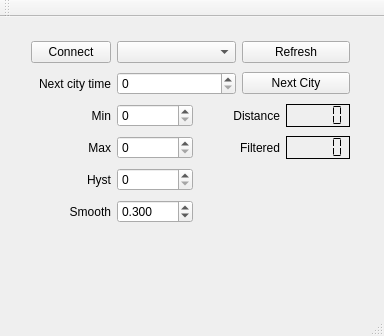
Qt form mainwindow.ui (vvranjek/ugraffiti) before a commit.
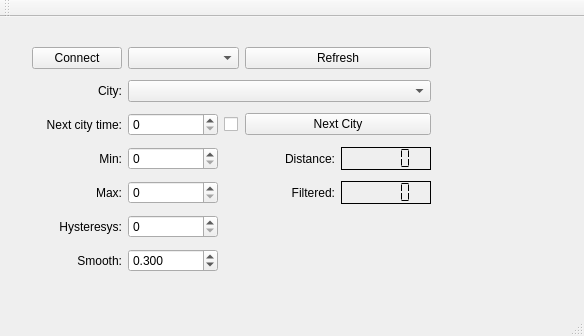
The same form after that commit.

Patch:
```diff
--- a/mainwindow.ui
+++ b/mainwindow.ui
@@ -6,7 +6,7 @@
    <rect>
     <x>0</x>
     <y>0</y>
-    <width>384</width>
+    <width>584</width>
     <height>336</height>
    </rect>
   </property>
@@ -14,126 +14,43 @@
    <string>MainWindow</string>
   </property>
   <widget class="QWidget" name="centralWidget">
-   <widget class="QWidget" name="layoutWidget">
+   <widget class="QWidget" name="">
     <property name="geometry">
      <rect>
-      <x>20</x>
-      <y>10</y>
-      <width>341</width>
-      <height>210</height>
+      <x>21</x>
+      <y>14</y>
+      <width>421</width>
+      <height>261</height>
      </rect>
     </property>
     <layout class="QGridLayout" name="gridLayout">
-     <item row="0" column="1" colspan="3">
-      <widget class="QComboBox" name="deviceComboBox"/>
-     </item>
-     <item row="2" column="1" colspan="2">
-      <widget class="QSpinBox" name="min_spinBox">
+     <item row="2" column="1">
+      <widget class="QSpinBox" name="nextCitySpinBox">
        <property name="maximum">
-        <number>20000</number>
+        <number>99999</number>
        </property>
       </widget>
      </item>
      <item row="3" column="0">
-      <widget class="QLabel" name="label_2">
+      <widget class="QLabel" name="label">
+       <property name="layoutDirection">
+        <enum>Qt::LeftToRight</enum>
+       </property>
        <property name="text">
-        <string>Max</string>
+        <string>Min:</string>
        </property>
        <property name="alignment">
         <set>Qt::AlignRight|Qt::AlignTrailing|Qt::AlignVCenter</set>
        </property>
       </widget>
      </item>
-     <item row="3" column="1" colspan="2">
+     <item row="4" column="1">
       <widget class="QSpinBox" name="max_spinBox">
        <property name="maximum">
         <number>20000</number>
        </property>
       </widget>
      </item>
-     <item row="4" column="0">
-      <widget class="QLabel" name="label_3">
-       <property name="text">
-        <string>Hyst</string>
-       </property>
-       <property name="alignment">
-        <set>Qt::AlignRight|Qt::AlignTrailing|Qt::AlignVCenter</set>
-       </property>
-      </widget>
-     </item>
-     <item row="0" column="4" colspan="2">
-      <widget class="QPushButton" name="pushButton">
-       <property name="text">
-        <string>Refresh</string>
-       </property>
-      </widget>
-     </item>
-     <item row="3" column="5">
-      <widget class="QLCDNumber" name="dist_filter_lcdNumber">
-       <property name="frameShadow">
-        <enum>QFrame::Plain</enum>
-       </property>
-       <property name="segmentStyle">
-        <enum>QLCDNumber::Flat</enum>
-       </property>
-      </widget>
-     </item>
-     <item row="1" column="0">
-      <widget class="QLabel" name="label_4">
-       <property name="text">
-        <string>Next city time</string>
-       </property>
-       <property name="alignment">
-        <set>Qt::AlignRight|Qt::AlignTrailing|Qt::AlignVCenter</set>
-       </property>
-      </widget>
-     </item>
-     <item row="2" column="5">
-      <widget class="QLCDNumber" name="dist_lcdNumber">
-       <property name="frameShape">
-        <enum>QFrame::Box</enum>
-       </property>
-       <property name="frameShadow">
-        <enum>QFrame::Plain</enum>
-       </property>
-       <property name="lineWidth">
-        <number>1</number>
-       </property>
-       <property name="smallDecimalPoint">
-        <bool>false</bool>
-       </property>
-       <property name="segmentStyle">
-        <enum>QLCDNumber::Flat</enum>
-       </property>
-      </widget>
-     </item>
-     <item row="2" column="3" colspan="2">
-      <widget class="QLabel" name="label_5">
-       <property name="text">
-        <string>Distance</string>
-       </property>
-       <property name="alignment">
-        <set>Qt::AlignRight|Qt::AlignTrailing|Qt::AlignVCenter</set>
-       </property>
-      </widget>
-     </item>
-     <item row="1" column="4" colspan="2">
-      <widget class="QPushButton" name="pushButton_2">
-       <property name="text">
-        <string>Next City</string>
-       </property>
-      </widget>
-     </item>
-     <item row="3" column="3" colspan="2">
-      <widget class="QLabel" name="label_6">
-       <property name="text">
-        <string>Filtered</string>
-       </property>
-       <property name="alignment">
-        <set>Qt::AlignRight|Qt::AlignTrailing|Qt::AlignVCenter</set>
-       </property>
-      </widget>
-     </item>
      <item row="0" column="0">
       <widget class="QPushButton" name="ConnectButtonon">
        <property name="text">
@@ -141,44 +58,17 @@
        </property>
       </widget>
      </item>
-     <item row="2" column="0">
-      <widget class="QLabel" name="label">
-       <property name="layoutDirection">
-        <enum>Qt::LeftToRight</enum>
-       </property>
+     <item row="4" column="3">
+      <widget class="QLabel" name="label_6">
        <property name="text">
-        <string>Min</string>
+        <string>Filtered:</string>
        </property>
        <property name="alignment">
         <set>Qt::AlignRight|Qt::AlignTrailing|Qt::AlignVCenter</set>
        </property>
       </widget>
      </item>
-     <item row="1" column="1" colspan="3">
-      <widget class="QSpinBox" name="nextCitySpinBox">
-       <property name="maximum">
-        <number>99999</number>
-       </property>
-      </widget>
-     </item>
-     <item row="5" column="0">
-      <widget class="QLabel" name="label_7">
-       <property name="text">
-        <string>Smooth</string>
-       </property>
-       <property name="alignment">
-        <set>Qt::AlignRight|Qt::AlignTrailing|Qt::AlignVCenter</set>
-       </property>
-      </widget>
-     </item>
-     <item row="4" column="1" colspan="2">
-      <widget class="QSpinBox" name="hyst_spinBox">
-       <property name="maximum">
-        <number>20000</number>
-       </property>
-      </widget>
-     </item>
-     <item row="5" column="1" colspan="2">
+     <item row="6" column="1">
       <widget class="QDoubleSpinBox" name="smooth_SpinBox">
        <property name="decimals">
         <number>3</number>
@@ -197,6 +87,142 @@
        </property>
       </widget>
      </item>
+     <item row="1" column="0">
+      <widget class="QLabel" name="label_8">
+       <property name="text">
+        <string>City:</string>
+       </property>
+       <property name="alignment">
+        <set>Qt::AlignRight|Qt::AlignTrailing|Qt::AlignVCenter</set>
+       </property>
+      </widget>
+     </item>
+     <item row="5" column="0">
+      <widget class="QLabel" name="label_3">
+       <property name="text">
+        <string>Hysteresys:</string>
+       </property>
+       <property name="alignment">
+        <set>Qt::AlignRight|Qt::AlignTrailing|Qt::AlignVCenter</set>
+       </property>
+      </widget>
+     </item>
+     <item row="3" column="1">
+      <widget class="QSpinBox" name="min_spinBox">
+       <property name="maximum">
+        <number>20000</number>
+       </property>
+      </widget>
+     </item>
+     <item row="4" column="4">
+      <widget class="QLCDNumber" name="dist_filter_lcdNumber">
+       <property name="frameShadow">
+        <enum>QFrame::Plain</enum>
+       </property>
+       <property name="segmentStyle">
+        <enum>QLCDNumber::Flat</enum>
+       </property>
+      </widget>
+     </item>
+     <item row="1" column="1" colspan="4">
+      <widget class="QComboBox" name="citiesCombo"/>
+     </item>
+     <item row="2" column="0">
+      <widget class="QLabel" name="label_4">
+       <property name="text">
+        <string>Next city time:</string>
+       </property>
+       <property name="alignment">
+        <set>Qt::AlignRight|Qt::AlignTrailing|Qt::AlignVCenter</set>
+       </property>
+      </widget>
+     </item>
+     <item row="6" column="0">
+      <widget class="QLabel" name="label_7">
+       <property name="text">
+        <string>Smooth:</string>
+       </property>
+       <property name="alignment">
+        <set>Qt::AlignRight|Qt::AlignTrailing|Qt::AlignVCenter</set>
+       </property>
+      </widget>
+     </item>
+     <item row="0" column="1" colspan="2">
+      <widget class="QComboBox" name="deviceComboBox"/>
+     </item>
+     <item row="3" column="4">
+      <widget class="QLCDNumber" name="dist_lcdNumber">
+       <property name="frameShape">
+        <enum>QFrame::Box</enum>
+       </property>
+       <property name="frameShadow">
+        <enum>QFrame::Plain</enum>
+       </property>
+       <property name="lineWidth">
+        <number>1</number>
+       </property>
+       <property name="smallDecimalPoint">
+        <bool>false</bool>
+       </property>
+       <property name="segmentStyle">
+        <enum>QLCDNumber::Flat</enum>
+       </property>
+      </widget>
+     </item>
+     <item row="2" column="2">
+      <widget class="QCheckBox" name="timeoutCheckbox">
+       <property name="maximumSize">
+        <size>
+         <width>15</width>
+         <height>16777215</height>
+        </size>
+       </property>
+       <property name="text">
+        <string/>
+       </property>
+      </widget>
+     </item>
+     <item row="5" column="1">
+      <widget class="QSpinBox" name="hyst_spinBox">
+       <property name="maximum">
+        <number>20000</number>
+       </property>
+      </widget>
+     </item>
+     <item row="2" column="3" colspan="2">
+      <widget class="QPushButton" name="nextCityButton">
+       <property name="text">
+        <string>Next City</string>
+       </property>
+      </widget>
+     </item>
+     <item row="4" column="0">
+      <widget class="QLabel" name="label_2">
+       <property name="text">
+        <string>Max:</string>
+       </property>
+       <property name="alignment">
+        <set>Qt::AlignRight|Qt::AlignTrailing|Qt::AlignVCenter</set>
+       </property>
+      </widget>
+     </item>
+     <item row="0" column="3" colspan="2">
+      <widget class="QPushButton" name="pushButton">
+       <property name="text">
+        <string>Refresh</string>
+       </property>
+      </widget>
+     </item>
+     <item row="3" column="3">
+      <widget class="QLabel" name="label_5">
+       <property name="text">
+        <string>Distance:</string>
+       </property>
+       <property name="alignment">
+        <set>Qt::AlignRight|Qt::AlignTrailing|Qt::AlignVCenter</set>
+       </property>
+      </widget>
+     </item>
     </layout>
    </widget>
   </widget>
```
Left out of the diff: 2 changed lines with no effect on the pictures.
